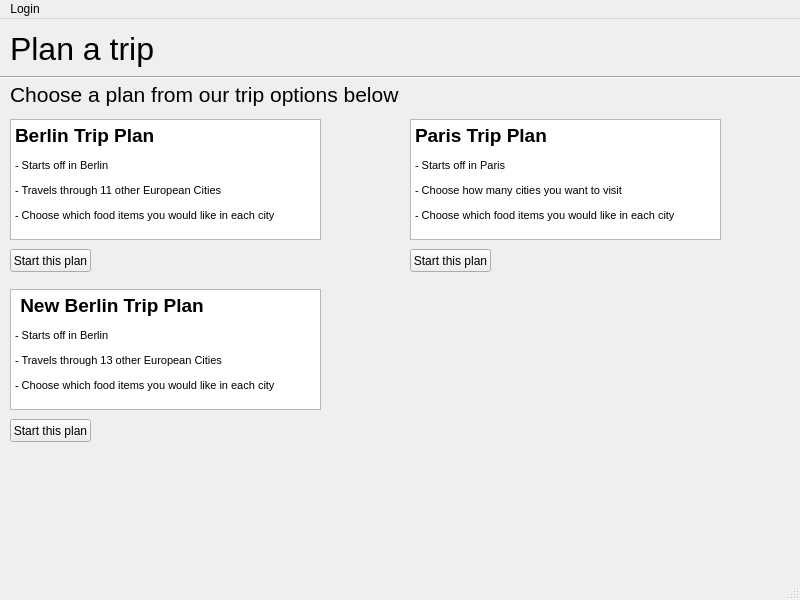
Qt form QT/plantripwindow.ui (xyphel/Project-1-European-Trip-Planner) before a commit.
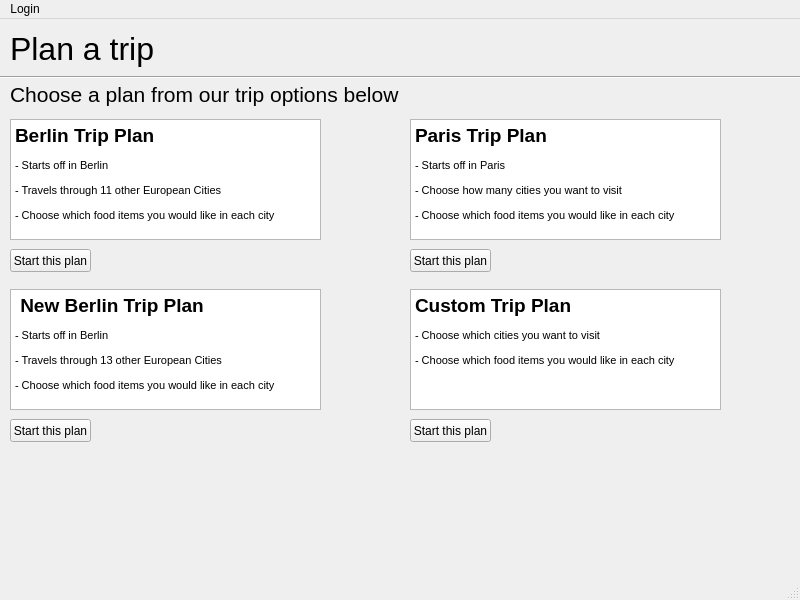
The same form after that commit.

Commit message: Initial custom plan selector page

The edit to the form file:
```diff
--- a/QT/plantripwindow.ui
+++ b/QT/plantripwindow.ui
@@ -161,6 +161,41 @@
 &lt;p style=&quot; margin-top:12px; margin-bottom:12px; margin-left:0px; margin-right:0px; -qt-block-indent:0; text-indent:0px;&quot;&gt;- Choose which food items you would like in each city&lt;/p&gt;&lt;/body&gt;&lt;/html&gt;</string>
     </property>
    </widget>
+   <widget class="QPushButton" name="pushButton_4">
+    <property name="geometry">
+     <rect>
+      <x>410</x>
+      <y>400</y>
+      <width>81</width>
+      <height>23</height>
+     </rect>
+    </property>
+    <property name="text">
+     <string>Start this plan</string>
+    </property>
+   </widget>
+   <widget class="QTextBrowser" name="textBrowser_4">
+    <property name="enabled">
+     <bool>true</bool>
+    </property>
+    <property name="geometry">
+     <rect>
+      <x>410</x>
+      <y>270</y>
+      <width>311</width>
+      <height>121</height>
+     </rect>
+    </property>
+    <property name="html">
+     <string>&lt;!DOCTYPE HTML PUBLIC &quot;-//W3C//DTD HTML 4.0//EN&quot; &quot;http://www.w3.org/TR/REC-html40/strict.dtd&quot;&gt;
+&lt;html&gt;&lt;head&gt;&lt;meta name=&quot;qrichtext&quot; content=&quot;1&quot; /&gt;&lt;style type=&quot;text/css&quot;&gt;
+p, li { white-space: pre-wrap; }
+&lt;/style&gt;&lt;/head&gt;&lt;body style=&quot; font-family:'MS Shell Dlg 2'; font-size:8.25pt; font-weight:400; font-style:normal;&quot;&gt;
+&lt;p style=&quot; margin-top:12px; margin-bottom:12px; margin-left:0px; margin-right:0px; -qt-block-indent:0; text-indent:0px;&quot;&gt;&lt;span style=&quot; font-size:14pt; font-weight:600;&quot;&gt;Custom Trip Plan&lt;/span&gt;&lt;/p&gt;
+&lt;p style=&quot; margin-top:12px; margin-bottom:12px; margin-left:0px; margin-right:0px; -qt-block-indent:0; text-indent:0px;&quot;&gt;- Choose which cities you want to visit&lt;/p&gt;
+&lt;p style=&quot; margin-top:12px; margin-bottom:12px; margin-left:0px; margin-right:0px; -qt-block-indent:0; text-indent:0px;&quot;&gt;- Choose which food items you would like in each city&lt;/p&gt;&lt;/body&gt;&lt;/html&gt;</string>
+    </property>
+   </widget>
   </widget>
   <widget class="QMenuBar" name="menubar">
    <property name="geometry">
```
The commit also changes 10 other files.
